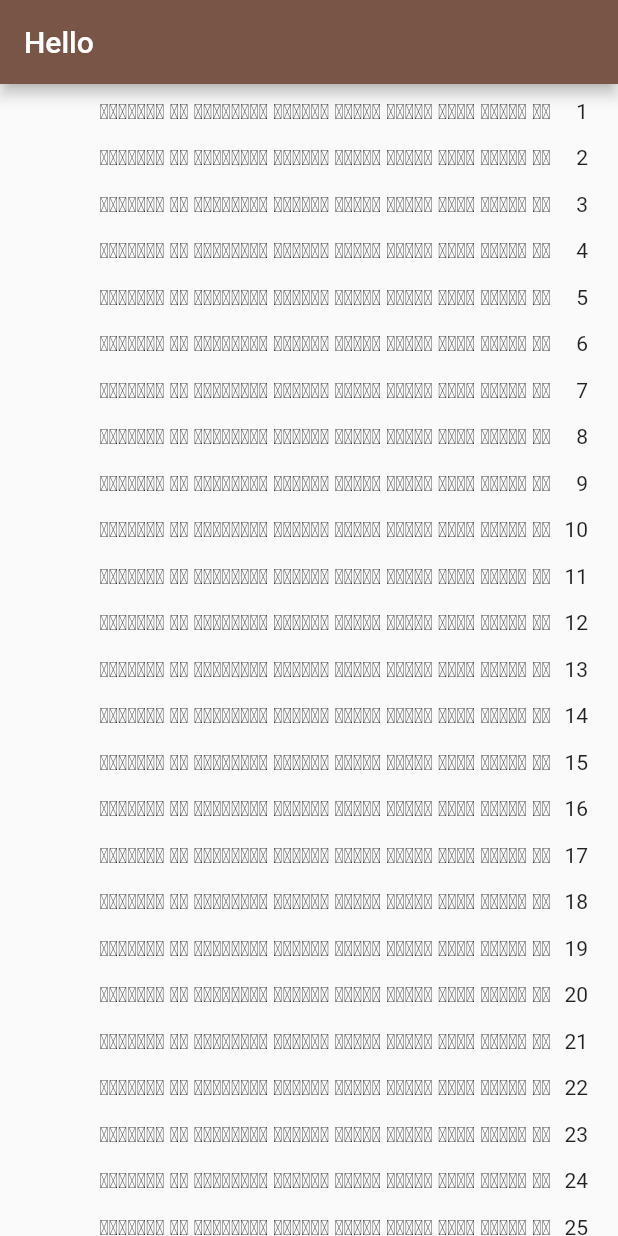
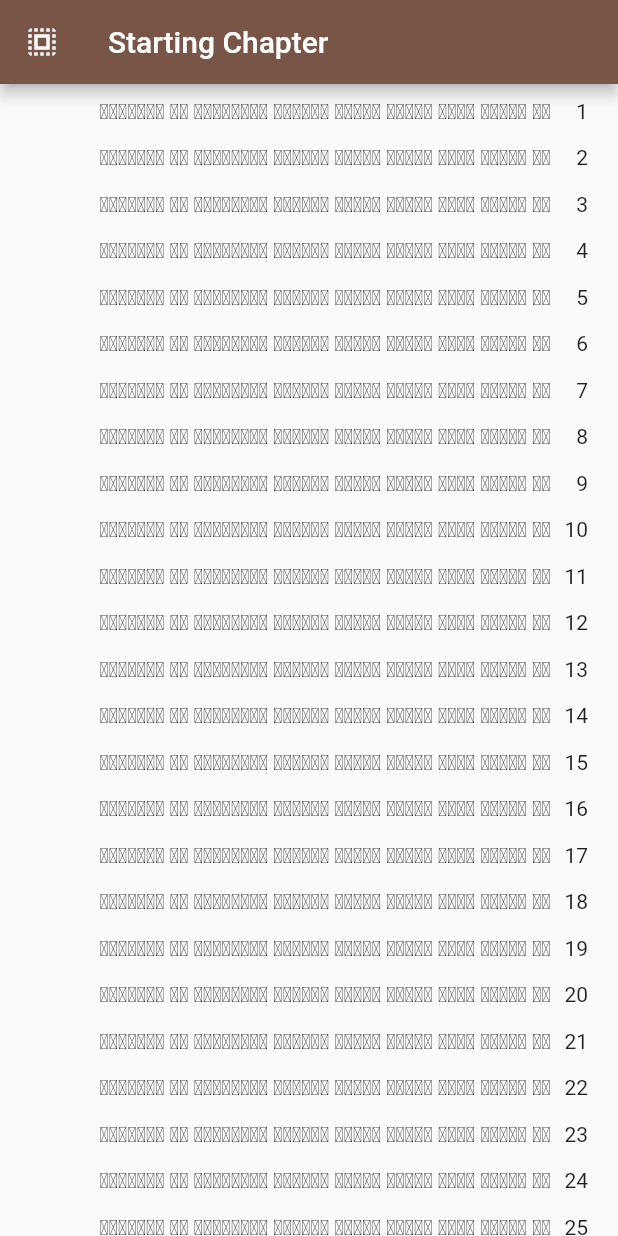
Before and after one commit to evb0110/flutter_app, a Flutter app: the screen it shows after launch, on a phone screen of 412 x 824 dp. Run offline on Flutter 3.47's test engine with Material 2 defaults, Android fonts, the phone set to English and light mode, and no system bars.

Commit message:
Made getting chapter

```diff
--- a/lib/Chapter.dart
+++ b/lib/Chapter.dart
@@ -1,5 +1,7 @@
 import 'package:flutter/material.dart';
 import 'package:flutter/widgets.dart';
+
+import 'SelectionScreen.dart';
 
 class Chapter extends StatefulWidget {
   @override
@@ -7,17 +9,35 @@ class Chapter extends StatefulWidget {
 }
 
 class _ChapterState extends State<Chapter> {
+  String value;
+
+  @override
+  void initState() => value = 'Starting Chapter';
+
+  Future<String> nextRoute(BuildContext context) async {
+    final result = await Navigator.push(
+      context,
+      MaterialPageRoute(builder: (context) => SelectionScreen()),
+    );
+    setState(() {
+      if (result) value = result;
+    });
+  }
+
   @override
   Widget build(BuildContext context) {
     return Scaffold(
       appBar: AppBar(
-        title: Text('Hello'),
-      ),
+          title: Text(value),
+          leading: GestureDetector(
+            onTap: () => nextRoute(context),
+            child: Icon(Icons.select_all),
+          )),
       body: Container(
         padding: EdgeInsets.only(top: 10.0, left: 20.0, right: 20.0),
         child: Center(
             child: ListView(
-          children: List<int>.generate(100, (i) => i + 1)
+          children: List<int>.generate(40, (i) => i + 1)
               .map((v) => Verse(
                   v, 'ܡܢ ܟܠܗܝܢ ܗܠܝܢ ܣܓܼܝܬ ܚܟܡܬܐ ܘܥܼܫܢܬ ܗܝܡܢܘܬܐ܂ ܡܢ ܠܩܘܕܡܝܢ '))
               .toList(),
--- a/lib/main.dart
+++ b/lib/main.dart
@@ -1,5 +1,5 @@
 import 'package:flutter/material.dart';
-import 'package:flutterapp/Chapter.dart';
+import 'package:flutterapp/Routes.dart';
 
 void main() => runApp(MyApp());
 
@@ -9,7 +9,7 @@ class MyApp extends StatelessWidget {
     return MaterialApp(
       title: 'Flutter Demo',
       theme: ThemeData(primarySwatch: Colors.brown),
-      home: Chapter(),
+      home: FirstRoute(),
     );
   }
 }
```
Also changed, not shown: lib/Routes.dart (added, +40 -0 lines), lib/SelectionScreen.dart (added, +39 -0 lines).
